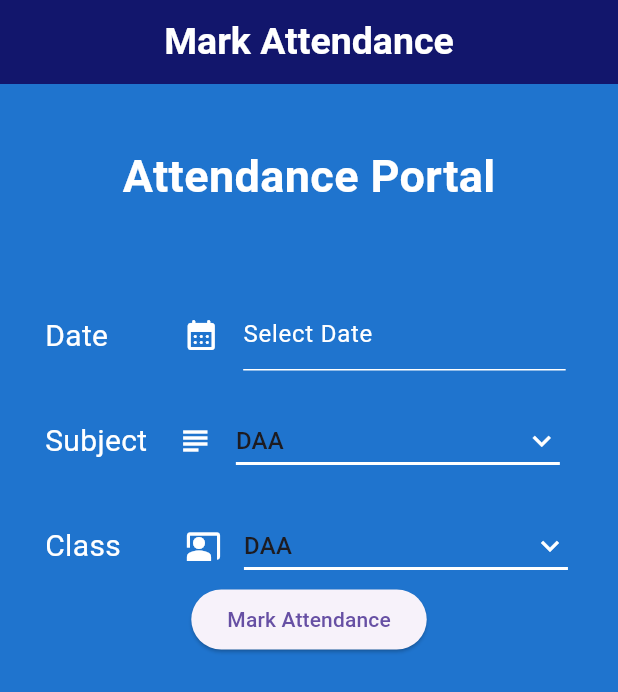
After one commit to AnushkaKalra/Attendance-Management-System, a Flutter app: the MarkAttendanceScreen screen opened directly, on a phone screen of 412 x 824 dp. The commit adds this screen. Shown: the top 692 px of the screen. Run offline on Flutter 3.47's test engine with Material 3 defaults, Android fonts, the phone set to English and light mode, and no system bars; our stand-ins replace camera, cloud_firestore, date_format, firebase_auth, firebase_core, flutter_spinkit and 5 more; accounts and stored records are empty.

Commit message:
second commit

```diff
--- a/lib/main.dart
+++ b/lib/main.dart
@@ -1,3 +1,4 @@
+import 'package:camera/camera.dart';
 import 'package:flutter/material.dart';
 import 'package:smart_attendance_system/screens/home_student.dart';
 import 'package:smart_attendance_system/screens/home_teacher.dart';
@@ -10,12 +11,15 @@ import 'dart:developer';
 import 'auth_service.dart';
 import 'package:shared_preferences/shared_preferences.dart';
 import 'screens/select.dart';
+import 'package:get/get.dart';
 
 
 late SharedPreferences prefs;
 
 void main() async {
   WidgetsFlutterBinding.ensureInitialized();
+  final cameras=await availableCameras();
+  final firstCamera=cameras.first;
   await Firebase.initializeApp(
     options: DefaultFirebaseOptions.currentPlatform,
   );
@@ -33,7 +37,7 @@ class MyApp extends StatelessWidget {
   @override
   Widget build(BuildContext context) {
     String? start=prefs.getString('logged in');
-    return MaterialApp(
+    return GetMaterialApp(
       title: 'Flutter Demo',
       theme: ThemeData(
 
--- /dev/null
+++ b/lib/screens/mark_attendance.dart
@@ -0,0 +1,248 @@
+import 'package:flutter/material.dart';
+import 'package:smart_attendance_system/screens/home_teacher.dart';
+import 'package:firebase_auth/firebase_auth.dart';
+import 'package:cloud_firestore/cloud_firestore.dart';
+import 'package:shared_preferences/shared_preferences.dart';
+import 'package:date_format/date_format.dart';
+import 'package:intl/intl.dart';
+import 'package:smart_attendance_system/screens/camera_screen.dart';
+
+class MarkAttendanceScreen extends StatefulWidget {
+  MarkAttendanceScreen({super.key});
+  @override
+  MarkAttendanceScreenState createState() => MarkAttendanceScreenState();
+}
+
+class MarkAttendanceScreenState extends State<MarkAttendanceScreen> {
+  List<String> items = ['DAA', 'DS', 'COA', 'CD', 'OS', 'DBMS', 'TAFL'];
+  String? selectedItem = 'DAA';
+  TextEditingController date = TextEditingController();
+  FocusNode dateFocusNode = FocusNode();
+  TextEditingController subject = TextEditingController();
+  FocusNode subjectFocusNode = FocusNode();
+  var isObscured;
+
+  // loadUserInfo() async {
+  //   SharedPreferences prefs = await SharedPreferences.getInstance();
+  //   email = (prefs.getString('username') ?? "");
+  //   username = extractUsernameFromEmail(email);
+  //   total = await FirebaseFirestore.instance
+  //       .collection('teachers')
+  //       .doc("$username ipec")
+  //       .get()
+  //       .then((value) {
+  //     return value.get('Subject_code');
+  //   });
+  //   log(total);
+  // }
+
+
+  @override
+  void initState() {
+    super.initState();
+    setState(() {
+      isObscured = true;
+    });
+  }
+
+  @override
+  void dispose() {
+    super.dispose();
+    date.dispose();
+    subject.dispose();
+  }
+
+  Widget build(BuildContext context) {
+    return Scaffold(
+      backgroundColor: Color.fromRGBO(31, 116, 206, 2),
+      appBar: AppBar(
+        backgroundColor: Color.fromRGBO(18, 22, 108, 2),
+        automaticallyImplyLeading: false,
+        title: Center(
+            child: Text(
+          'Mark Attendance',
+          style: TextStyle(
+              color: Colors.white, fontSize: 25, fontWeight: FontWeight.bold),
+        )),
+      ),
+      body: Padding(
+        padding: EdgeInsets.all(30),
+        child: Column(
+          children: [
+            Center(
+              child: Padding(
+                padding: const EdgeInsets.all(10.0),
+                child: Container(
+                  child: Text(
+                    'Attendance Portal',
+                    style: TextStyle(
+                        fontSize: 30,
+                        color: Colors.white,
+                        fontWeight: FontWeight.bold),
+                  ),
+                ),
+              ),
+            ),
+            SizedBox(
+              height: 50,
+            ),
+            Row(
+              children: [
+                Container(
+                  child: Text('Date',
+                      style: TextStyle(fontSize: 20, color: Colors.white)),
+                ),
+                SizedBox(
+                  width: 50,
+                ),
+                ConstrainedBox(
+                  constraints: BoxConstraints.tight(const Size(255, 50)),
+                  child: TextFormField(
+                    style: TextStyle(color: Colors.white),
+                    focusNode: dateFocusNode,
+                    controller: date,
+                    decoration: InputDecoration(
+                      enabledBorder: UnderlineInputBorder(
+                        borderSide: BorderSide(color: Colors.white),
+                      ),
+                      fillColor: Colors.white,
+                      icon: Icon(Icons.calendar_month_rounded,
+                          color: Colors.white),
+                      hintText: "Select Date",
+                      labelStyle: TextStyle(color: Colors.white, fontSize: 15),
+                      hintStyle: TextStyle(color: Colors.white),
+                    ),
+                    onTap: () async {
+                      DateTime? pickdate = await showDatePicker(
+                          context: context,
+                          initialDate: DateTime.now(),
+                          firstDate: DateTime(2000),
+                          lastDate: DateTime(2101));
+                      if (pickdate != null) {
+                        setState(() {
+                          date.text = DateFormat('yyyy-MM-dd').format(pickdate);
+                        });
+                      }
+                    },
+                  ),
+                ),
+              ],
+            ),
+            SizedBox(height: 20),
+            Row(
+              children: [
+                Container(
+                  child: Text('Subject',
+                      style: TextStyle(fontSize: 20, color: Colors.white)),
+                ),
+                SizedBox(
+                  width: 20,
+                ),
+                ConstrainedBox(
+                  constraints: BoxConstraints.tight(const Size(255, 50)),
+                  child: Row(
+                    children: [
+                      Icon(
+                        Icons.subject_outlined,
+                        color: Colors.white,
+                      ),
+                      SizedBox(
+                        width: 15,
+                      ),
+                      Expanded(
+                        child: DropdownButton(
+                          isExpanded: true,
+                          underline: Container(
+                            height: 2,
+                            color: Colors.white,
+                          ),
+                          value: selectedItem,
+                          icon: const Icon(
+                            Icons.keyboard_arrow_down,
+                            color: Colors.white,
+                          ),
+                          items: items.map((String items) {
+                            return DropdownMenuItem(
+                              value: items,
+                              child: Text(items),
+                            );
+                          }).toList(),
+                          onChanged: (String? newValue) {
+                            setState(() {
+                              selectedItem = newValue!;
+                            });
+                          },
+                        ),
+                      ),
+                    ],
+                  ),
+                ),
+              ],
+            ),
+            SizedBox(height: 20),
+            Row(
+              children: [
+                Container(
+                  child: Text('Class',
+                      style: TextStyle(fontSize: 20, color: Colors.white)),
+                ),
+                SizedBox(
+                  width: 43,
+                ),
+                ConstrainedBox(
+                  constraints: BoxConstraints.tight(const Size(255, 50)),
+                  child: Row(
+                    children: [
+                      Icon(
+                        Icons.co_present,
+                        color: Colors.white,
+                      ),
+                      SizedBox(
+                        width: 15,
+                      ),
+                      Expanded(
+                        child: DropdownButton(
+                          isExpanded: true,
+                          focusColor: Colors.white,
+                          underline: Container(
+                            height: 2,
+                            color: Colors.white,
+                          ),
+                          value: selectedItem,
+                          icon: const Icon(
+                            Icons.keyboard_arrow_down,
+                            color: Colors.white,
+                          ),
+                          items: items.map((String items) {
+                            return DropdownMenuItem(
+                              value: items,
+                              child: Text(items),
+                            );
+                          }).toList(),
+                          onChanged: (String? newValue) {
+                            setState(() {
+                              selectedItem = newValue!;
+                            });
+                          },
+                        ),
+                      ),
+                    ],
+                  ),
+                ),
+              ],
+            ),
+            ElevatedButton(onPressed: (){
+              Navigator.pushReplacement(context,
+                MaterialPageRoute(builder: (context){
+                  return CameraScreen();
+                },),);
+            }, child: Container(
+              child:Text('Mark Attendance'),
+            ),)
+
+          ],
+        ),
+      ),
+    );
+  }
+}
--- a/lib/screens/sign_student.dart
+++ b/lib/screens/sign_student.dart
@@ -93,6 +93,9 @@ class SignStudentScreenState extends State<SignStudentScreen> {
   @override
   Widget build(BuildContext context) {
     return Scaffold(
+      appBar: AppBar(
+
+      ),
       body: Padding(
         padding: const EdgeInsets.all(20.0),
         child: SingleChildScrollView(
--- a/lib/screens/sign_teacher.dart
+++ b/lib/screens/sign_teacher.dart
@@ -88,6 +88,11 @@ class SignTeacherScreenState extends State<SignTeacherScreen> {
   @override
   Widget build(BuildContext context) {
     return Scaffold(
+      appBar: AppBar(
+        leading: BackButton(
+          onPressed: () => Navigator.of(context).pop(),
+        ),
+      ),
       body: Padding(
         padding: const EdgeInsets.all(20.0),
         child: SingleChildScrollView(
--- a/pubspec.yaml
+++ b/pubspec.yaml
@@ -25,6 +25,10 @@ dependencies:
   firebase_core: ^2.19.0
   provider: ^6.0.5
   shared_preferences: ^2.2.2
+  date_format: ^2.0.7
+  intl: ^0.17.0
+  camera: ^0.10.5+6
+  image_picker: ^1.0.4
 
 
 
```
Also changed, not shown: lib/screens/camera_screen.dart (added, +72 -0 lines), lib/screens/home_student.dart (+12 -8 lines), lib/screens/home_teacher.dart (+13 -5 lines), pubspec.lock, 5 other files.
